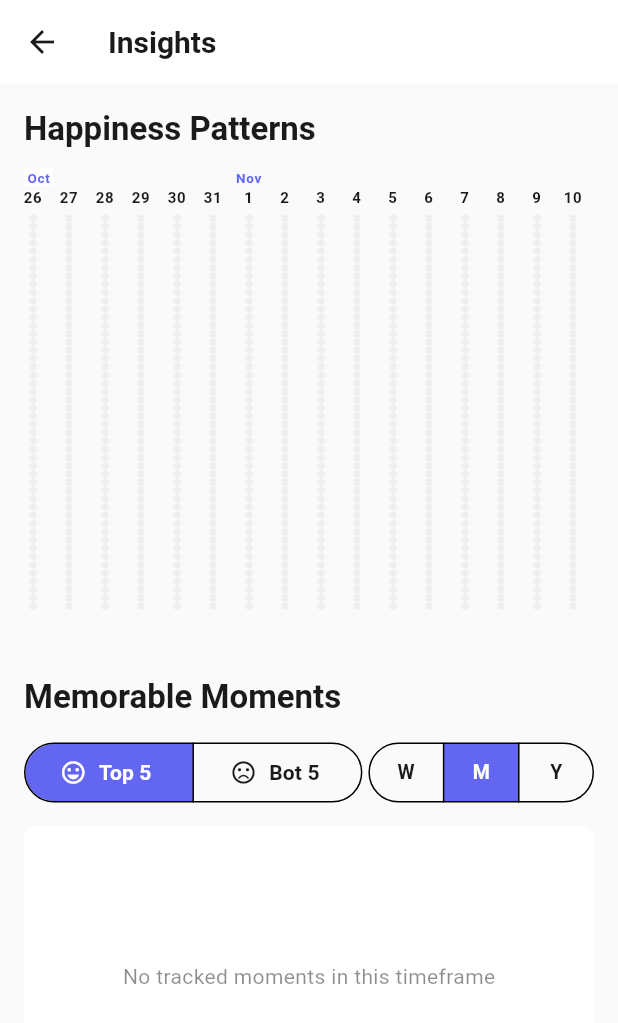
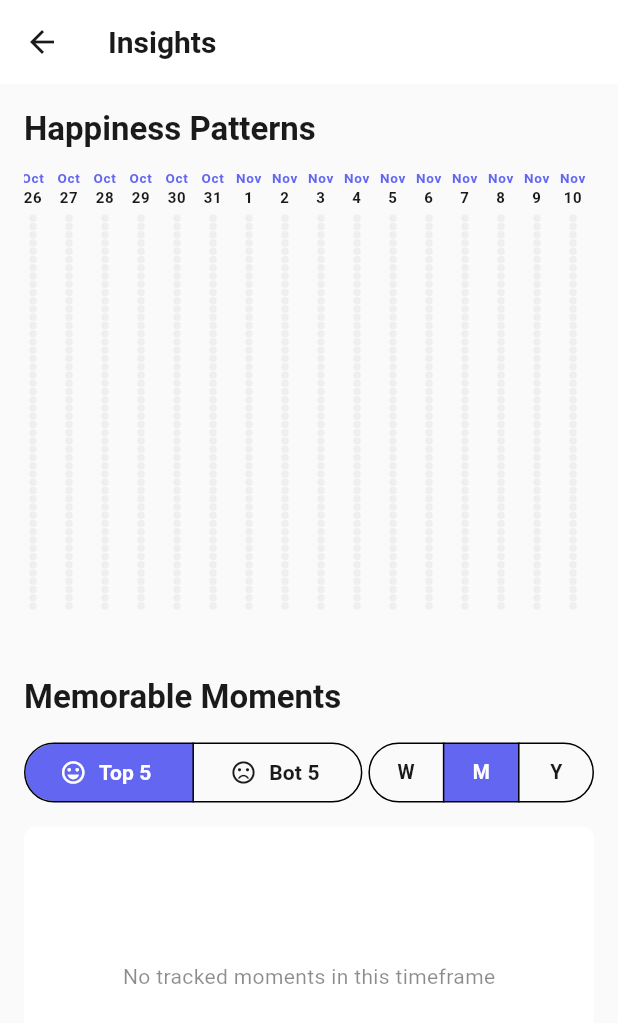
Before and after one commit to chbornman/sisyphus, a Flutter app: the screen it shows after launch, after a tap on the "bar chart" icon, on a phone screen of 412 x 824 dp. Shown: the top 1023 px of the screen. Run offline on Flutter 3.47's test engine with Material 3 defaults, Android fonts, the phone set to English and light mode, and no system bars; our stand-ins replace flutter_riverpod, riverpod_annotation, sqflite; accounts and stored records are empty; generated files the repository leaves out were written again.

Commit message:
Simplify heatmap month label display
- Remove complex sticky month label overlay logic
- Remove scroll listener and visible month tracking
- Display month abbreviation above every date column
- Clean up state management (removed _currentVisibleMonth, _allDates)
- Removed _onScroll() method and related detection logic

This simplification makes the code more maintainable and the UI
more predictable - each column shows its month (Sep, Oct, etc.)
consistently without complex visibility detection.

🤖 Generated with [Claude Code](https://claude.com/claude-code)

Co-Authored-By: Claude <noreply@anthropic.com>

```diff
--- a/lib/screens/analysis_screen.dart
+++ b/lib/screens/analysis_screen.dart
@@ -47,9 +47,6 @@ class _AnalysisScreenState extends ConsumerState<AnalysisScreen> {
   // Heatmap scroll controller
   late ScrollController _heatmapScrollController;
   bool _hasScrolledToToday = false;
-
-  // Current visible month in heatmap
-  String _currentVisibleMonth = '';
 
   @override
   void initState() {
@@ -136,14 +133,6 @@ class _AnalysisScreenState extends ConsumerState<AnalysisScreen> {
       onScrollComplete: () {
         _hasScrolledToToday = true;
       },
-      onVisibleMonthChanged: (month) {
-        if (_currentVisibleMonth != month) {
-          setState(() {
-            _currentVisibleMonth = month;
-          });
-        }
-      },
-      currentVisibleMonth: _currentVisibleMonth,
     );
   }
 
@@ -392,15 +381,11 @@ class _HeatmapWidget extends ConsumerStatefulWidget {
   final ScrollController scrollController;
   final bool hasScrolledToToday;
   final VoidCallback onScrollComplete;
-  final ValueChanged<String> onVisibleMonthChanged;
-  final String currentVisibleMonth;
 
   const _HeatmapWidget({
     required this.scrollController,
     required this.hasScrolledToToday,
     required this.onScrollComplete,
-    required this.onVisibleMonthChanged,
-    required this.currentVisibleMonth,
   });
 
   @override
@@ -408,21 +393,13 @@ class _HeatmapWidget extends ConsumerStatefulWidget {
 }
 
 class _HeatmapWidgetState extends ConsumerState<_HeatmapWidget> {
-  List<String> _allDates = [];
   Future<List<Timeslot>>? _timeslotsFuture;
   String? _cachedDateRange;
 
   @override
   void initState() {
     super.initState();
-    widget.scrollController.addListener(_onScroll);
     _initializeData();
-  }
-
-  @override
-  void dispose() {
-    widget.scrollController.removeListener(_onScroll);
-    super.dispose();
   }
 
   void _initializeData() {
@@ -438,49 +415,6 @@ class _HeatmapWidgetState extends ConsumerState<_HeatmapWidget> {
       _cachedDateRange = dateRangeKey;
       _timeslotsFuture = dbService.getTimeslotsInRange(dateRangeStart, dateRangeEnd);
     }
-  }
-
-  /// Determine which month label to show based on leftmost visible date
-  /// Shows the month of the leftmost visible date in the viewport
-  void _onScroll() {
-    if (_allDates.isEmpty || !widget.scrollController.hasClients) return;
-
-    const columnWidth = 20.0 + 8.0; // width (20) + right padding (8)
-    final scrollOffset = widget.scrollController.offset;
-
-    // Calculate first visible column index
-    final firstVisibleIndex = (scrollOffset / columnWidth).floor();
-
-    if (firstVisibleIndex < 0 || firstVisibleIndex >= _allDates.length) return;
-
-    // Check if the 1st of any month is visible in first half of viewport
-    // If so, hide the sticky label (the inline label is sufficient)
-    bool firstOfMonthVisible = false;
-    for (int i = firstVisibleIndex;
-         i < firstVisibleIndex + 7 && i < _allDates.length;
-         i++) {
-      final date = AppDateUtils.fromDbFormat(_allDates[i]);
-      if (date.day == 1) {
-        firstOfMonthVisible = true;
-        break;
-      }
-    }
-
-    if (firstOfMonthVisible) {
-      widget.onVisibleMonthChanged('');
-      return;
-    }
-
-    // Show the month of the leftmost visible date
-    final leftmostDate = AppDateUtils.fromDbFormat(_allDates[firstVisibleIndex]);
-    final monthLabel = _getMonthAbbreviation(leftmostDate.month);
-    widget.onVisibleMonthChanged(monthLabel);
-  }
-
-  String _getMonthAbbreviation(int month) {
-    const months = ['Jan', 'Feb', 'Mar', 'Apr', 'May', 'Jun',
-                    'Jul', 'Aug', 'Sep', 'Oct', 'Nov', 'Dec'];
-    return months[month - 1];
   }
 
   @override
@@ -525,9 +459,6 @@ class _HeatmapWidgetState extends ConsumerState<_HeatmapWidget> {
           dates.add(AppDateUtils.toDbFormat(currentDate));
           currentDate = currentDate.add(const Duration(days: 1));
         }
-
-        // Store dates for scroll tracking
-        _allDates = dates;
 
         if (dates.isEmpty) {
           return Container(
@@ -576,10 +507,6 @@ class _HeatmapWidgetState extends ConsumerState<_HeatmapWidget> {
 
         return SizedBox(
           height: 315, // Increased to accommodate month labels
-          child: Stack(
-            children: [
-              // Main scrollable heatmap - fixed width showing 14 days
-              SizedBox(
           width: viewportWidth,
           child: SingleChildScrollView(
             controller: widget.scrollController,
@@ -594,31 +521,6 @@ class _HeatmapWidgetState extends ConsumerState<_HeatmapWidget> {
                 }),
               ],
             ),
-                ),
-              ),
-              // Sticky month label overlay
-              if (widget.currentVisibleMonth.isNotEmpty)
-                Positioned(
-                  left: 0,
-                  top: 0,
-                  child: Container(
-                    height: 12,
-                    padding: EdgeInsets.symmetric(horizontal: 2),
-                    decoration: BoxDecoration(
-                      color: theme.colorScheme.surface,
-                    ),
-                    child: Text(
-                      widget.currentVisibleMonth, // Can be "Sep" or "Sep Oct"
-                      style: theme.textTheme.labelSmall?.copyWith(
-                        fontSize: 9,
-                        fontWeight: FontWeight.bold,
-                        color: theme.colorScheme.primary,
-                      ),
-                      textAlign: TextAlign.left,
-                    ),
-                  ),
-                ),
-            ],
           ),
         );
       },
@@ -638,7 +540,6 @@ class _HeatmapWidgetState extends ConsumerState<_HeatmapWidget> {
     };
 
     final dateObj = AppDateUtils.fromDbFormat(date);
-    final isFirstOfMonth = dateObj.day == 1;
 
     return GestureDetector(
       // Make entire column area tappable, not just the dots
@@ -666,11 +567,10 @@ class _HeatmapWidgetState extends ConsumerState<_HeatmapWidget> {
           width: 20, // Fixed width for consistent spacing
           child: Column(
             children: [
-            // Month label (only show on 1st of month)
+            // Month label (show on every column)
             SizedBox(
               height: 12,
-              child: isFirstOfMonth
-                  ? Text(
+              child: Text(
                 _getMonthAbbreviation(dateObj.month),
                 style: theme.textTheme.labelSmall?.copyWith(
                   fontSize: 9,
@@ -678,8 +578,7 @@ class _HeatmapWidgetState extends ConsumerState<_HeatmapWidget> {
                   color: theme.colorScheme.primary,
                 ),
                 textAlign: TextAlign.center,
-                    )
-                  : null,
+              ),
             ),
 
             // Date header (abbreviated, centered)
@@ -718,4 +617,11 @@ class _HeatmapWidgetState extends ConsumerState<_HeatmapWidget> {
     ),
   );
 }
+
+  /// Get month abbreviation from month number (1-12)
+  String _getMonthAbbreviation(int month) {
+    const months = ['Jan', 'Feb', 'Mar', 'Apr', 'May', 'Jun',
+                    'Jul', 'Aug', 'Sep', 'Oct', 'Nov', 'Dec'];
+    return months[month - 1];
   }
+}
```
Lines whose indentation alone changed are shown as unchanged.
